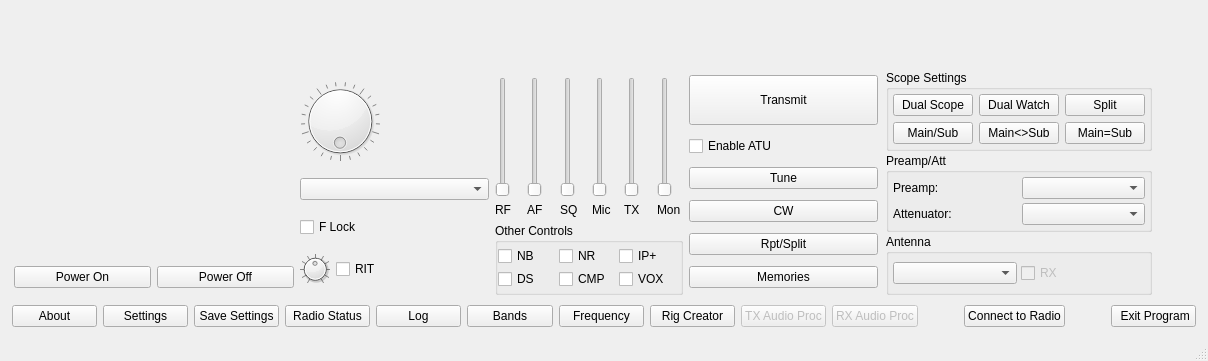
First picture: the form in src/wfmain.ui, repository kazushinjo/wfview_android-tablet, before the edit.
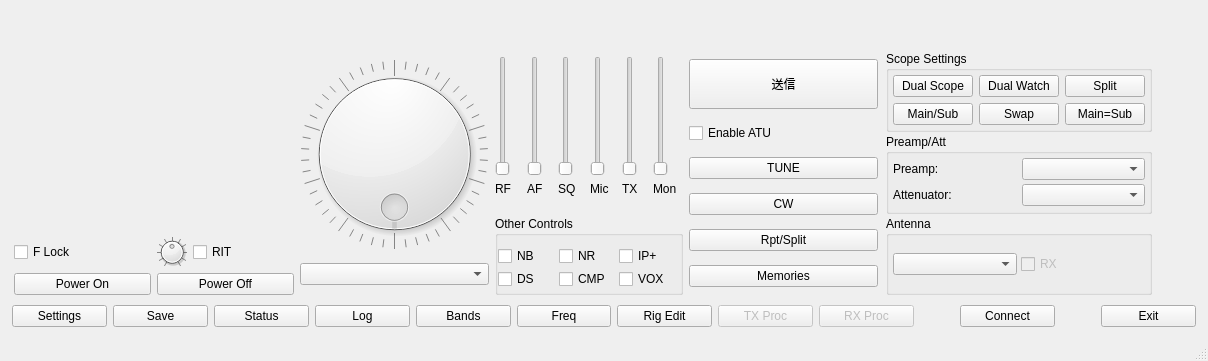
Second picture: the form after the edit. Custom widgets are drawn as their Qt base class.

Commit message:
Adopt the iPad main-window layout
Replace wfmain.ui with the wfview-ipad version (compact S/SWR meter block,
short bottom-row button labels, 送信/TUNE, About button removed) and port
the matching layout code: tuning dial column moved to the right-hand side,
rig-dependent groups (scope settings, preamp/att, antenna) hidden until
capability discovery. The oversized meter row was what pushed the layout
past the screen width.

What changed in the file:
```diff
--- a/src/wfmain.ui
+++ b/src/wfmain.ui
@@ -181,8 +181,66 @@
             </layout>
            </item>
            <item>
-            <layout class="QHBoxLayout" name="horizontalLayout_27">
-             <item>
+            <layout class="QGridLayout" name="powerControlGrid">
+             <item row="0" column="0">
+              <widget class="QCheckBox" name="tuneLockChk">
+               <property name="accessibleName">
+                <string>Frequency Lock</string>
+               </property>
+               <property name="text">
+                <string>F Lock</string>
+               </property>
+              </widget>
+             </item>
+             <item row="0" column="1">
+              <layout class="QHBoxLayout" name="horizontalLayout_25">
+               <item>
+                <widget class="QDial" name="ritTuneDial">
+                 <property name="maximumSize">
+                  <size>
+                   <width>30</width>
+                   <height>30</height>
+                  </size>
+                 </property>
+                 <property name="accessibleName">
+                  <string>R I T Dial</string>
+                 </property>
+                 <property name="minimum">
+                  <number>-500</number>
+                 </property>
+                 <property name="maximum">
+                  <number>500</number>
+                 </property>
+                 <property name="singleStep">
+                  <number>10</number>
+                 </property>
+                 <property name="pageStep">
+                  <number>50</number>
+                 </property>
+                 <property name="invertedAppearance">
+                  <bool>false</bool>
+                 </property>
+                 <property name="notchTarget">
+                  <double>10.000000000000000</double>
+                 </property>
+                 <property name="notchesVisible">
+                  <bool>true</bool>
+                 </property>
+                </widget>
+               </item>
+               <item>
+                <widget class="QCheckBox" name="ritEnableChk">
+                 <property name="accessibleName">
+                  <string>R I T Enable</string>
+                 </property>
+                 <property name="text">
+                  <string>RIT</string>
+                 </property>
+                </widget>
+               </item>
+              </layout>
+             </item>
+             <item row="1" column="0">
               <widget class="QPushButton" name="rigPowerOnBtn">
                <property name="focusPolicy">
                 <enum>Qt::NoFocus</enum>
@@ -195,7 +253,7 @@
                </property>
               </widget>
              </item>
-             <item>
+             <item row="1" column="1">
               <widget class="QPushButton" name="rigPowerOffBtn">
                <property name="focusPolicy">
                 <enum>Qt::NoFocus</enum>
@@ -227,14 +285,14 @@
              </property>
              <property name="minimumSize">
               <size>
-               <width>60</width>
-               <height>60</height>
+               <width>130</width>
+               <height>130</height>
               </size>
              </property>
              <property name="maximumSize">
               <size>
-               <width>80</width>
-               <height>80</height>
+               <width>190</width>
+               <height>190</height>
               </size>
              </property>
              <property name="accessibleName">
@@ -273,64 +331,6 @@
              </property>
             </widget>
            </item>
-           <item>
-            <widget class="QCheckBox" name="tuneLockChk">
-             <property name="accessibleName">
-              <string>Frequency Lock</string>
-             </property>
-             <property name="text">
-              <string>F Lock</string>
-             </property>
-            </widget>
-           </item>
-           <item>
-            <layout class="QHBoxLayout" name="horizontalLayout_25">
-             <item>
-              <widget class="QDial" name="ritTuneDial">
-               <property name="maximumSize">
-                <size>
-                 <width>30</width>
-                 <height>30</height>
-                </size>
-               </property>
-               <property name="accessibleName">
-                <string>R I T Dial</string>
-               </property>
-               <property name="minimum">
-                <number>-500</number>
-               </property>
-               <property name="maximum">
-                <number>500</number>
-               </property>
-               <property name="singleStep">
-                <number>10</number>
-               </property>
-               <property name="pageStep">
-                <number>50</number>
-               </property>
-               <property name="invertedAppearance">
-                <bool>false</bool>
-               </property>
-               <property name="notchTarget">
-                <double>10.000000000000000</double>
-               </property>
-               <property name="notchesVisible">
-                <bool>true</bool>
-               </property>
-              </widget>
-             </item>
-             <item>
-              <widget class="QCheckBox" name="ritEnableChk">
-               <property name="accessibleName">
-                <string>R I T Enable</string>
-               </property>
-               <property name="text">
-                <string>RIT</string>
-               </property>
-              </widget>
-             </item>
-            </layout>
-           </item>
           </layout>
          </item>
          <item>
@@ -351,7 +351,7 @@
            <item>
             <layout class="QHBoxLayout" name="levelsHorizontalLayout">
              <property name="spacing">
-              <number>6</number>
+              <number>2</number>
              </property>
              <property name="sizeConstraint">
               <enum>QLayout::SetDefaultConstraint</enum>
@@ -694,6 +694,22 @@
              </item>
             </layout>
            </item>
+           <item>
+            <spacer name="otherControlsTopSpacer">
+             <property name="orientation">
+              <enum>Qt::Vertical</enum>
+             </property>
+             <property name="sizeType">
+              <enum>QSizePolicy::Fixed</enum>
+             </property>
+             <property name="sizeHint" stdset="0">
+              <size>
+               <width>20</width>
+               <height>14</height>
+              </size>
+             </property>
+            </spacer>
+           </item>
            <item>
             <widget class="QGroupBox" name="OtherControlsGrp">
              <property name="title">
@@ -707,7 +723,7 @@
                <number>0</number>
               </property>
               <property name="topMargin">
-               <number>3</number>
+               <number>10</number>
               </property>
               <property name="rightMargin">
                <number>0</number>
@@ -835,7 +851,7 @@
               <string>Transmit and Receive button</string>
              </property>
              <property name="text">
-              <string>Transmit</string>
+              <string>送信</string>
              </property>
             </widget>
            </item>
@@ -864,7 +880,7 @@
               <string>Start the automatic antenna tuner cycle</string>
              </property>
              <property name="text">
-              <string>Tune</string>
+              <string>TUNE</string>
              </property>
             </widget>
            </item>
@@ -1027,7 +1043,7 @@
                      <enum>Qt::NoFocus</enum>
                     </property>
                     <property name="text">
-                     <string>Main&lt;&gt;Sub</string>
+                     <string>Swap</string>
                     </property>
                    </widget>
                   </item>
@@ -1211,16 +1227,6 @@
        <property name="bottomMargin">
         <number>1</number>
        </property>
-       <item>
-        <widget class="QPushButton" name="aboutBtn">
-         <property name="focusPolicy">
-          <enum>Qt::NoFocus</enum>
-         </property>
-         <property name="text">
-          <string>About</string>
-         </property>
-        </widget>
-       </item>
        <item>
         <widget class="QPushButton" name="showSettingsBtn">
          <property name="focusPolicy">
@@ -1237,7 +1243,7 @@
           <enum>Qt::NoFocus</enum>
          </property>
          <property name="text">
-          <string>Save Settings</string>
+          <string>Save</string>
          </property>
         </widget>
        </item>
@@ -1247,7 +1253,7 @@
           <enum>Qt::NoFocus</enum>
          </property>
          <property name="text">
-          <string>Radio Status</string>
+          <string>Status</string>
          </property>
         </widget>
        </item>
@@ -1277,7 +1283,7 @@
           <enum>Qt::NoFocus</enum>
          </property>
          <property name="text">
-          <string>Frequency</string>
+          <string>Freq</string>
          </property>
         </widget>
        </item>
@@ -1287,7 +1293,7 @@
           <enum>Qt::NoFocus</enum>
          </property>
          <property name="text">
-          <string>Rig Creator</string>
+          <string>Rig Edit</string>
          </property>
         </widget>
        </item>
@@ -1300,7 +1306,7 @@
           <enum>Qt::NoFocus</enum>
          </property>
          <property name="text">
-          <string>TX Audio Proc</string>
+          <string>TX Proc</string>
          </property>
         </widget>
        </item>
@@ -1313,7 +1319,7 @@
           <enum>Qt::NoFocus</enum>
          </property>
          <property name="text">
-          <string>RX Audio Proc</string>
+          <string>RX Proc</string>
          </property>
         </widget>
        </item>
@@ -1336,7 +1342,7 @@
           <enum>Qt::NoFocus</enum>
          </property>
          <property name="text">
-          <string>Connect to Radio</string>
+          <string>Connect</string>
          </property>
         </widget>
        </item>
@@ -1365,7 +1371,7 @@
           <enum>Qt::NoFocus</enum>
          </property>
          <property name="text">
-          <string> Exit Program</string>
+          <string>Exit</string>
          </property>
         </widget>
        </item>
```
The commit also changes 1 other file.
